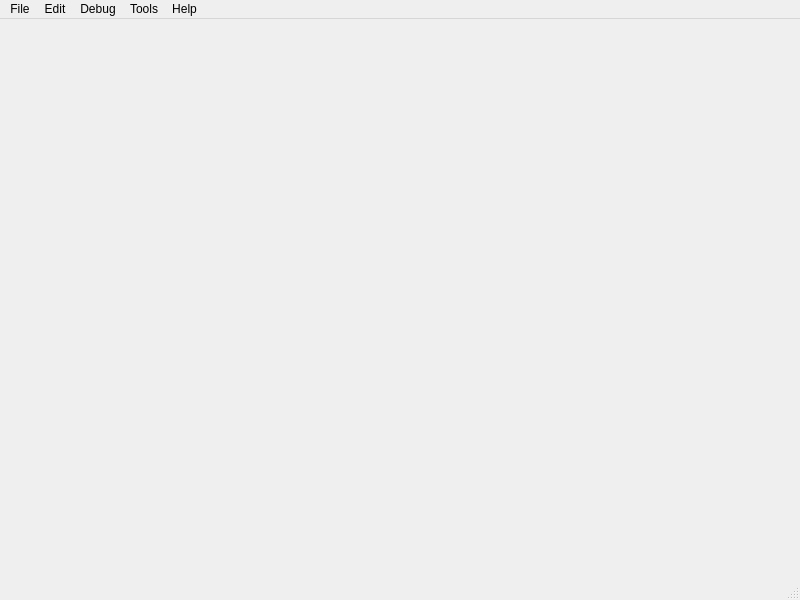
The window that editorwindow.ui (pravumgames/PravumEditor) describes before a commit, drawn with Qt 5.
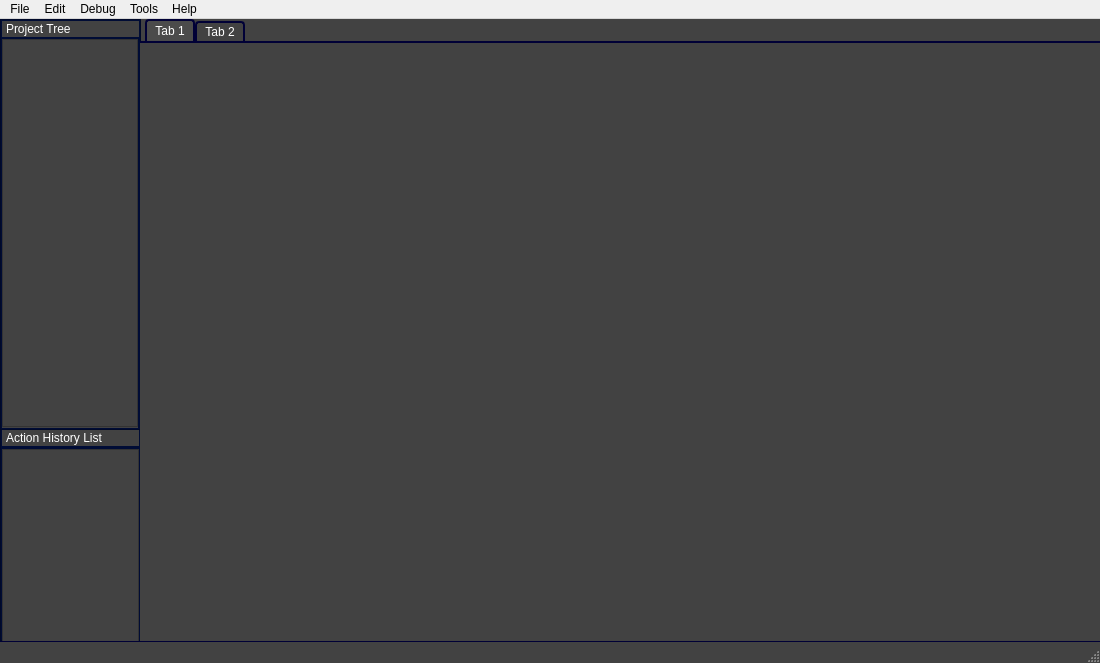
The same window after the commit. The open tabs and pages were chosen to show the change.

```diff
--- a/editorwindow.ui
+++ b/editorwindow.ui
@@ -6,21 +6,269 @@
    <rect>
     <x>0</x>
     <y>0</y>
-    <width>800</width>
-    <height>600</height>
+    <width>1100</width>
+    <height>663</height>
    </rect>
   </property>
+  <property name="sizePolicy">
+   <sizepolicy hsizetype="Fixed" vsizetype="Minimum">
+    <horstretch>0</horstretch>
+    <verstretch>0</verstretch>
+   </sizepolicy>
+  </property>
   <property name="windowTitle">
    <string>Pravum Editor</string>
   </property>
-  <widget class="QWidget" name="centralwidget"/>
+  <property name="styleSheet">
+   <string notr="true">background-color:#4242424</string>
+  </property>
+  <widget class="QWidget" name="centralwidget">
+   <property name="styleSheet">
+    <string notr="true">background-color:#424242</string>
+   </property>
+   <widget class="QFrame" name="frame">
+    <property name="geometry">
+     <rect>
+      <x>0</x>
+      <y>409</y>
+      <width>141</width>
+      <height>213</height>
+     </rect>
+    </property>
+    <property name="minimumSize">
+     <size>
+      <width>141</width>
+      <height>0</height>
+     </size>
+    </property>
+    <property name="styleSheet">
+     <string notr="true">background-color: rgb(0, 12, 53)</string>
+    </property>
+    <property name="frameShape">
+     <enum>QFrame::StyledPanel</enum>
+    </property>
+    <property name="frameShadow">
+     <enum>QFrame::Raised</enum>
+    </property>
+    <widget class="QWidget" name="widget" native="true">
+     <property name="geometry">
+      <rect>
+       <x>2</x>
+       <y>2</y>
+       <width>137</width>
+       <height>16</height>
+      </rect>
+     </property>
+     <property name="styleSheet">
+      <string notr="true">background-color: #424242</string>
+     </property>
+     <widget class="QLabel" name="label">
+      <property name="geometry">
+       <rect>
+        <x>4</x>
+        <y>0</y>
+        <width>116</width>
+        <height>15</height>
+       </rect>
+      </property>
+      <property name="styleSheet">
+       <string notr="true">color:white</string>
+      </property>
+      <property name="text">
+       <string>Action History List</string>
+      </property>
+     </widget>
+    </widget>
+    <widget class="QWidget" name="widget_2" native="true">
+     <property name="geometry">
+      <rect>
+       <x>2</x>
+       <y>21</y>
+       <width>137</width>
+       <height>192</height>
+      </rect>
+     </property>
+     <property name="styleSheet">
+      <string notr="true">background-color: #424242</string>
+     </property>
+     <widget class="QListWidget" name="actionHistoryList">
+      <property name="geometry">
+       <rect>
+        <x>0</x>
+        <y>0</y>
+        <width>137</width>
+        <height>193</height>
+       </rect>
+      </property>
+      <property name="styleSheet">
+       <string notr="true">color:white;
+border-color: #424242;</string>
+      </property>
+      <property name="frameShadow">
+       <enum>QFrame::Raised</enum>
+      </property>
+     </widget>
+    </widget>
+   </widget>
+   <widget class="QFrame" name="frame_2">
+    <property name="geometry">
+     <rect>
+      <x>0</x>
+      <y>0</y>
+      <width>141</width>
+      <height>411</height>
+     </rect>
+    </property>
+    <property name="styleSheet">
+     <string notr="true">background-color: rgb(0, 12, 53)</string>
+    </property>
+    <property name="frameShape">
+     <enum>QFrame::StyledPanel</enum>
+    </property>
+    <property name="frameShadow">
+     <enum>QFrame::Raised</enum>
+    </property>
+    <widget class="QWidget" name="widget_3" native="true">
+     <property name="geometry">
+      <rect>
+       <x>2</x>
+       <y>20</y>
+       <width>136</width>
+       <height>389</height>
+      </rect>
+     </property>
+     <property name="styleSheet">
+      <string notr="true">background-color: #424242</string>
+     </property>
+     <widget class="QTreeView" name="treeProject">
+      <property name="geometry">
+       <rect>
+        <x>0</x>
+        <y>0</y>
+        <width>136</width>
+        <height>388</height>
+       </rect>
+      </property>
+      <property name="styleSheet">
+       <string notr="true">border-width: 0px;
+border-color: #424242;
+color:white</string>
+      </property>
+      <property name="dragEnabled">
+       <bool>true</bool>
+      </property>
+      <property name="dragDropMode">
+       <enum>QAbstractItemView::DragDrop</enum>
+      </property>
+      <property name="defaultDropAction">
+       <enum>Qt::MoveAction</enum>
+      </property>
+      <property name="headerHidden">
+       <bool>true</bool>
+      </property>
+     </widget>
+    </widget>
+    <widget class="QWidget" name="widget_4" native="true">
+     <property name="geometry">
+      <rect>
+       <x>2</x>
+       <y>2</y>
+       <width>137</width>
+       <height>16</height>
+      </rect>
+     </property>
+     <property name="styleSheet">
+      <string notr="true">background-color: #424242</string>
+     </property>
+     <widget class="QLabel" name="label_2">
+      <property name="geometry">
+       <rect>
+        <x>4</x>
+        <y>0</y>
+        <width>116</width>
+        <height>15</height>
+       </rect>
+      </property>
+      <property name="styleSheet">
+       <string notr="true">color:white</string>
+      </property>
+      <property name="text">
+       <string>Project Tree</string>
+      </property>
+     </widget>
+    </widget>
+   </widget>
+   <widget class="QTabWidget" name="tabWidget">
+    <property name="geometry">
+     <rect>
+      <x>140</x>
+      <y>0</y>
+      <width>963</width>
+      <height>624</height>
+     </rect>
+    </property>
+    <property name="styleSheet">
+     <string notr="true">QTabWidget {
+	background-color: #424242;
+}
+QTabWidget::pane { /* The tab widget frame */
+border-top: 2px solid rgb(0, 0, 54);
+}
+QTabWidget::tab-bar {
+left: 5px; /* move to the right by 5px */
+}
+QTabBar::tab {
+background: #424242;
+border: 2px solid rgb(0, 0, 54);
+border-bottom-color: rgb(0, 0, 54); /* same as the pane color */
+border-bottom:0px;
+border-top-left-radius: 4px;
+border-top-right-radius: 4px;
+min-width: 8ex;
+padding: 2px;
+padding-left: 8px;
+padding-right: 8px;
+color: white;
+}
+QTabBar::tab:selected, QTabBar::tab:hover {
+background: rgb(75, 75, 75);
+}
+QTabBar::tab:selected {
+border-color: rgb(0, 0, 54);
+border-bottom-color: rgb(0, 0, 54); /* same as pane color */
+}
+QTabBar::tab:!selected {
+margin-top: 2px; /* make non-selected tabs look smaller */
+}</string>
+    </property>
+    <property name="currentIndex">
+     <number>1</number>
+    </property>
+    <widget class="QWidget" name="tab">
+     <property name="autoFillBackground">
+      <bool>false</bool>
+     </property>
+     <property name="styleSheet">
+      <string notr="true">background-color:#424242</string>
+     </property>
+     <attribute name="title">
+      <string>Tab 1</string>
+     </attribute>
+    </widget>
+    <widget class="QWidget" name="tab_2">
+     <attribute name="title">
+      <string>Tab 2</string>
+     </attribute>
+    </widget>
+   </widget>
+  </widget>
   <widget class="QMenuBar" name="menubar">
    <property name="geometry">
     <rect>
      <x>0</x>
      <y>0</y>
-     <width>800</width>
-     <height>21</height>
+     <width>1100</width>
+     <height>20</height>
     </rect>
    </property>
    <widget class="QMenu" name="menuFile">
@@ -61,7 +309,15 @@
    <addaction name="menuTools"/>
    <addaction name="menuHelp"/>
   </widget>
-  <widget class="QStatusBar" name="statusbar"/>
+  <widget class="QStatusBar" name="statusbar">
+   <property name="styleSheet">
+    <string notr="true">QStatusBar {
+	border-top: 1px solid rgb(0, 0, 54);
+	background-color: #424242;
+	color: white;
+}</string>
+   </property>
+  </widget>
   <action name="actionClose_Project">
    <property name="text">
     <string>Close Project</string>
```
Left out of the diff: 40 changed lines with no effect on the pictures.
